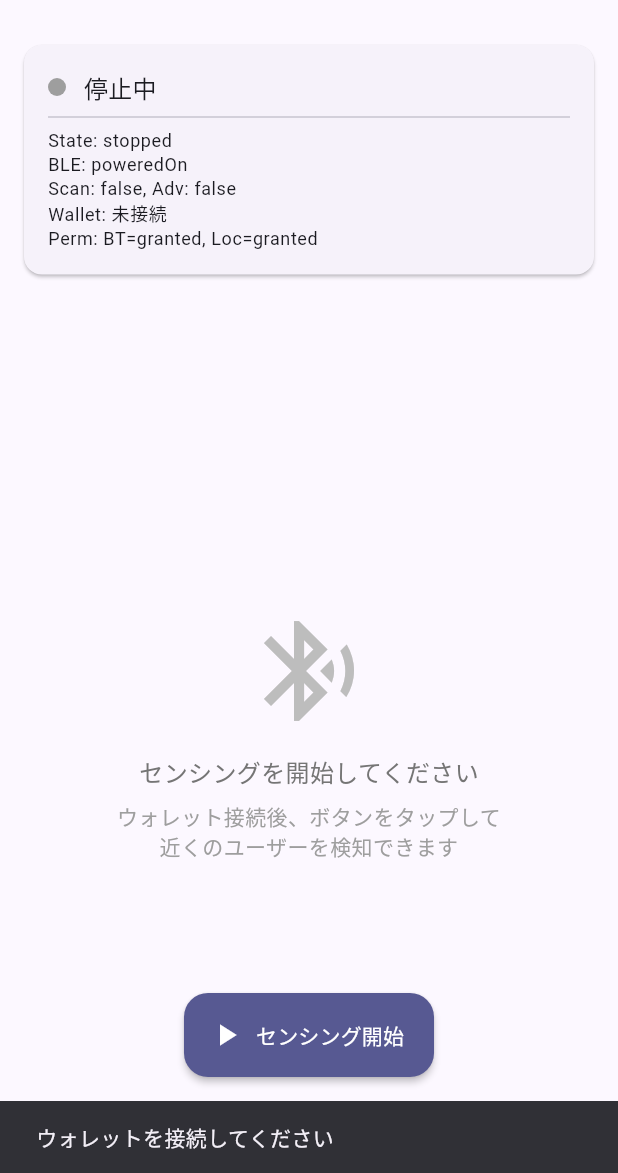
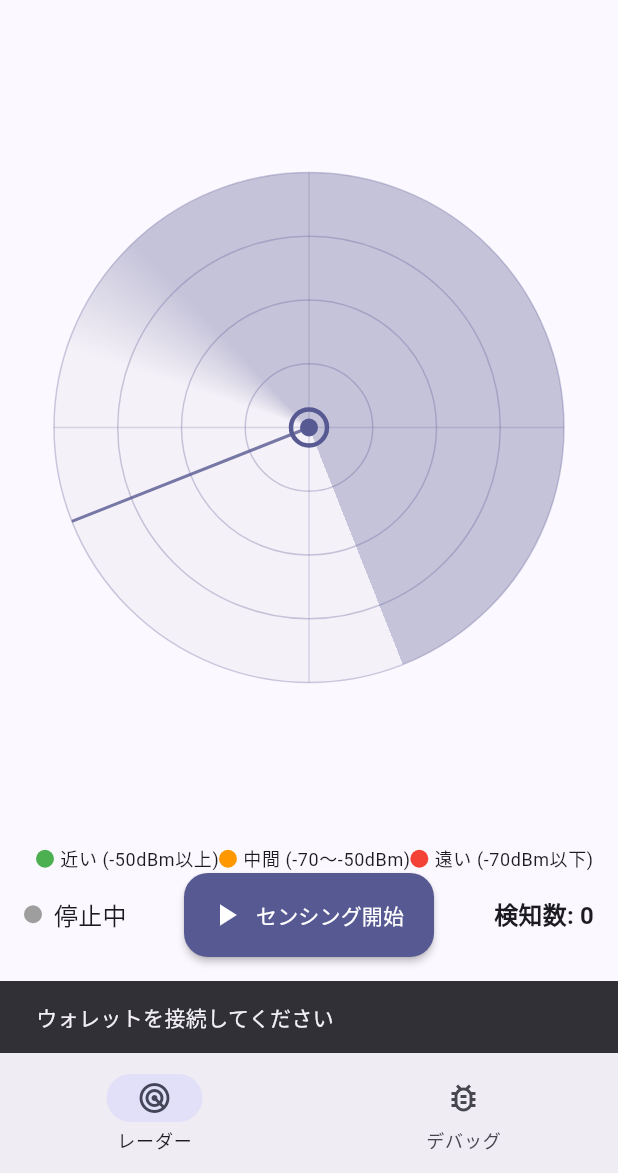
Before and after one commit to levarac/beid, a Flutter app: the screen it shows after launch, after a tap on "センシング開始", on a phone screen of 412 x 824 dp, the part 63-1236 px from its top. Run offline on Flutter 3.47's test engine with Material 3 defaults, Android fonts, the phone set to English and light mode, and no system bars; our stand-ins replace dio, flutter_dotenv, flutter_riverpod, hive_ce, hive_ce_flutter, permission_handler and 1 more; missing offline and left inert: barnard, reown_appkit; accounts and stored records are empty; generated files the repository leaves out were written again.

Commit message:
feat: Add radar visualization UI
- Create RadarPainter for drawing concentric circles and detected users
- Create RadarView with animated scan line effect
- Add bottom navigation to switch between Radar and Debug views
- Position users based on RSSI (signal strength) - closer = center
- Color code users by signal strength (green/orange/red)
- Fix permission flow to continue sensing after granting permissions

🤖 Generated with [Claude Code](https://claude.com/claude-code)

Co-Authored-By: Claude Opus 4.5 <noreply@anthropic.com>

```diff
--- a/lib/ui/screens/home_screen.dart
+++ b/lib/ui/screens/home_screen.dart
@@ -5,6 +5,7 @@ import '../../services/ble/ble_service.dart';
 import '../../services/permission/permission_service.dart';
 import '../../services/wallet/wallet_service.dart';
 import '../widgets/detected_users_list.dart';
+import '../widgets/radar/radar_view.dart';
 import '../widgets/sensing_button.dart';
 import '../widgets/wallet_button.dart';
 import 'history_screen.dart';
@@ -18,6 +19,8 @@ class HomeScreen extends ConsumerStatefulWidget {
 }
 
 class _HomeScreenState extends ConsumerState<HomeScreen> {
+  int _currentIndex = 0;
+
   @override
   void initState() {
     super.initState();
@@ -41,16 +44,22 @@ class _HomeScreenState extends ConsumerState<HomeScreen> {
     if (!permissionState.allGranted) {
       final result =
           await ref.read(permissionServiceProvider.notifier).requestBlePermissions();
-      result.fold(
-        onSuccess: (_) {},
+
+      final permissionGranted = result.fold(
+        onSuccess: (_) => true,
         onFailure: (error) {
           _showSnackBar(error.message);
           if (permissionState.anyPermanentlyDenied) {
             _showPermissionSettingsDialog();
           }
+          return false;
         },
       );
-      return;
+
+      if (!permissionGranted) {
+        return;
+      }
+      // パーミッション許可後、センシングに進む
     }
 
     // センシングをトグル
@@ -102,7 +111,6 @@ class _HomeScreenState extends ConsumerState<HomeScreen> {
   Widget build(BuildContext context) {
     final bleState = ref.watch(bleServiceProvider);
     final walletState = ref.watch(walletServiceProvider);
-    final permissionState = ref.watch(permissionServiceProvider);
 
     return Scaffold(
       appBar: AppBar(
@@ -127,19 +135,7 @@ class _HomeScreenState extends ConsumerState<HomeScreen> {
           ),
         ],
       ),
-      body: Column(
-        children: [
-          // ステータス表示
-          _buildStatusCard(bleState, walletState, permissionState),
-
-          // 検知ユーザー一覧
-          Expanded(
-            child: bleState.isSensing
-                ? DetectedUsersList(detectedUsers: bleState.detectedUsers)
-                : const _EmptyState(),
-          ),
-        ],
-      ),
+      body: _buildBody(bleState),
       floatingActionButton: SensingButton(
         isSensing: bleState.isSensing,
         isLoading: bleState.sensingState == SensingState.starting ||
@@ -147,6 +143,56 @@ class _HomeScreenState extends ConsumerState<HomeScreen> {
         onPressed: _handleSensingToggle,
       ),
       floatingActionButtonLocation: FloatingActionButtonLocation.centerFloat,
+      bottomNavigationBar: NavigationBar(
+        selectedIndex: _currentIndex,
+        onDestinationSelected: (index) {
+          setState(() {
+            _currentIndex = index;
+          });
+        },
+        destinations: const [
+          NavigationDestination(
+            icon: Icon(Icons.radar),
+            selectedIcon: Icon(Icons.radar),
+            label: 'レーダー',
+          ),
+          NavigationDestination(
+            icon: Icon(Icons.bug_report_outlined),
+            selectedIcon: Icon(Icons.bug_report),
+            label: 'デバッグ',
+          ),
+        ],
+      ),
+    );
+  }
+
+  Widget _buildBody(BleServiceState bleState) {
+    switch (_currentIndex) {
+      case 0:
+        return const RadarView();
+      case 1:
+        return _buildDebugView(bleState);
+      default:
+        return const RadarView();
+    }
+  }
+
+  Widget _buildDebugView(BleServiceState bleState) {
+    final walletState = ref.watch(walletServiceProvider);
+    final permissionState = ref.watch(permissionServiceProvider);
+
+    return Column(
+      children: [
+        // ステータス表示
+        _buildStatusCard(bleState, walletState, permissionState),
+
+        // 検知ユーザー一覧
+        Expanded(
+          child: bleState.isSensing
+              ? DetectedUsersList(detectedUsers: bleState.detectedUsers)
+              : const _EmptyState(),
+        ),
+      ],
     );
   }
 
--- /dev/null
+++ b/lib/ui/widgets/radar/radar_painter.dart
@@ -0,0 +1,203 @@
+import 'dart:math';
+
+import 'package:flutter/material.dart';
+
+import '../../../services/ble/ble_service.dart';
+
+/// レーダー描画用のCustomPainter
+class RadarPainter extends CustomPainter {
+  RadarPainter({
+    required this.detectedUsers,
+    required this.scanAngle,
+    required this.primaryColor,
+    required this.backgroundColor,
+  });
+
+  final Set<DetectedUser> detectedUsers;
+  final double scanAngle; // 0-2π のスキャン線角度
+  final Color primaryColor;
+  final Color backgroundColor;
+
+  // RSSI範囲の定義
+  static const double rssiMin = -90.0; // 遠い
+  static const double rssiMax = -30.0; // 近い
+
+  @override
+  void paint(Canvas canvas, Size size) {
+    final center = Offset(size.width / 2, size.height / 2);
+    final maxRadius = min(size.width, size.height) / 2 - 20;
+
+    // 背景を描画
+    _drawBackground(canvas, center, maxRadius);
+
+    // 同心円を描画
+    _drawConcentricCircles(canvas, center, maxRadius);
+
+    // スキャン線を描画
+    _drawScanLine(canvas, center, maxRadius);
+
+    // 中心点（自分）を描画
+    _drawCenterPoint(canvas, center);
+
+    // 検知ユーザーを描画
+    _drawDetectedUsers(canvas, center, maxRadius);
+  }
+
+  void _drawBackground(Canvas canvas, Offset center, double maxRadius) {
+    final paint = Paint()
+      ..color = backgroundColor.withValues(alpha: 0.3)
+      ..style = PaintingStyle.fill;
+    canvas.drawCircle(center, maxRadius, paint);
+  }
+
+  void _drawConcentricCircles(Canvas canvas, Offset center, double maxRadius) {
+    final paint = Paint()
+      ..color = primaryColor.withValues(alpha: 0.3)
+      ..style = PaintingStyle.stroke
+      ..strokeWidth = 1.0;
+
+    // 4つの同心円を描画
+    for (int i = 1; i <= 4; i++) {
+      final radius = maxRadius * i / 4;
+      canvas.drawCircle(center, radius, paint);
+    }
+
+    // 十字線を描画
+    final crossPaint = Paint()
+      ..color = primaryColor.withValues(alpha: 0.2)
+      ..style = PaintingStyle.stroke
+      ..strokeWidth = 1.0;
+
+    canvas.drawLine(
+      Offset(center.dx - maxRadius, center.dy),
+      Offset(center.dx + maxRadius, center.dy),
+      crossPaint,
+    );
+    canvas.drawLine(
+      Offset(center.dx, center.dy - maxRadius),
+      Offset(center.dx, center.dy + maxRadius),
+      crossPaint,
+    );
+  }
+
+  void _drawScanLine(Canvas canvas, Offset center, double maxRadius) {
+    // スキャン線のグラデーション
+    final sweepGradient = SweepGradient(
+      center: Alignment.center,
+      startAngle: scanAngle - 0.5,
+      endAngle: scanAngle,
+      colors: [
+        primaryColor.withValues(alpha: 0.0),
+        primaryColor.withValues(alpha: 0.3),
+      ],
+      stops: const [0.0, 1.0],
+      transform: GradientRotation(scanAngle - pi / 2),
+    );
+
+    final sweepPaint = Paint()
+      ..shader = sweepGradient.createShader(
+        Rect.fromCircle(center: center, radius: maxRadius),
+      );
+
+    canvas.drawCircle(center, maxRadius, sweepPaint);
+
+    // スキャン線
+    final linePaint = Paint()
+      ..color = primaryColor.withValues(alpha: 0.8)
+      ..style = PaintingStyle.stroke
+      ..strokeWidth = 2.0;
+
+    final endPoint = Offset(
+      center.dx + maxRadius * cos(scanAngle),
+      center.dy + maxRadius * sin(scanAngle),
+    );
+    canvas.drawLine(center, endPoint, linePaint);
+  }
+
+  void _drawCenterPoint(Canvas canvas, Offset center) {
+    // 外側の円
+    final outerPaint = Paint()
+      ..color = primaryColor
+      ..style = PaintingStyle.stroke
+      ..strokeWidth = 3.0;
+    canvas.drawCircle(center, 12, outerPaint);
+
+    // 内側の塗りつぶし
+    final innerPaint = Paint()
+      ..color = primaryColor
+      ..style = PaintingStyle.fill;
+    canvas.drawCircle(center, 6, innerPaint);
+  }
+
+  void _drawDetectedUsers(Canvas canvas, Offset center, double maxRadius) {
+    for (final user in detectedUsers) {
+      final position = _calculateUserPosition(user, center, maxRadius);
+      final color = _getColorForRssi(user.rssi);
+
+      // ユーザーの点を描画
+      final paint = Paint()
+        ..color = color
+        ..style = PaintingStyle.fill;
+
+      // グロー効果
+      final glowPaint = Paint()
+        ..color = color.withValues(alpha: 0.3)
+        ..style = PaintingStyle.fill
+        ..maskFilter = const MaskFilter.blur(BlurStyle.normal, 8);
+      canvas.drawCircle(position, 12, glowPaint);
+
+      // メインの点
+      canvas.drawCircle(position, 8, paint);
+
+      // 枠線
+      final borderPaint = Paint()
+        ..color = Colors.white
+        ..style = PaintingStyle.stroke
+        ..strokeWidth = 2.0;
+      canvas.drawCircle(position, 8, borderPaint);
+    }
+  }
+
+  Offset _calculateUserPosition(DetectedUser user, Offset center, double maxRadius) {
+    // RSSIから距離（0-1の範囲）を計算
+    final normalizedDistance = _rssiToDistance(user.rssi);
+
+    // displayIdからハッシュを生成して角度を決定（固定位置）
+    final angle = _displayIdToAngle(user.displayId);
+
+    // 位置を計算
+    final distance = normalizedDistance * maxRadius * 0.9; // 外周の90%まで
+    return Offset(
+      center.dx + distance * cos(angle),
+      center.dy + distance * sin(angle),
+    );
+  }
+
+  double _rssiToDistance(int rssi) {
+    // RSSIを0-1の距離に変換（近い=0, 遠い=1）
+    final clampedRssi = rssi.clamp(rssiMin, rssiMax);
+    return 1 - (clampedRssi - rssiMin) / (rssiMax - rssiMin);
+  }
+
+  double _displayIdToAngle(String displayId) {
+    // displayIdのハッシュから角度を計算
+    int hash = 0;
+    for (int i = 0; i < displayId.length; i++) {
+      hash = displayId.codeUnitAt(i) + ((hash << 5) - hash);
+    }
+    return (hash % 360) * pi / 180;
+  }
+
+  Color _getColorForRssi(int rssi) {
+    // RSSIに応じた色を返す
+    if (rssi >= -50) return Colors.green;
+    if (rssi >= -70) return Colors.orange;
+    return Colors.red;
+  }
+
+  @override
+  bool shouldRepaint(covariant RadarPainter oldDelegate) {
+    return oldDelegate.detectedUsers != detectedUsers ||
+        oldDelegate.scanAngle != scanAngle;
+  }
+}
--- /dev/null
+++ b/lib/ui/widgets/radar/radar_view.dart
@@ -0,0 +1,148 @@
+import 'dart:math';
+
+import 'package:flutter/material.dart';
+import 'package:flutter_riverpod/flutter_riverpod.dart';
+
+import '../../../services/ble/ble_service.dart';
+import 'radar_painter.dart';
+
+/// レーダービューウィジェット
+class RadarView extends ConsumerStatefulWidget {
+  const RadarView({super.key});
+
+  @override
+  ConsumerState<RadarView> createState() => _RadarViewState();
+}
+
+class _RadarViewState extends ConsumerState<RadarView>
+    with SingleTickerProviderStateMixin {
+  late AnimationController _animationController;
+
+  @override
+  void initState() {
+    super.initState();
+    _animationController = AnimationController(
+      vsync: this,
+      duration: const Duration(seconds: 3),
+    )..repeat();
+  }
+
+  @override
+  void dispose() {
+    _animationController.dispose();
+    super.dispose();
+  }
+
+  @override
+  Widget build(BuildContext context) {
+    final bleState = ref.watch(bleServiceProvider);
+    final theme = Theme.of(context);
+    final primaryColor = theme.colorScheme.primary;
+
+    return Stack(
+      children: [
+        // レーダー表示エリア（タッチイベントを無視）
+        Positioned.fill(
+          child: IgnorePointer(
+            child: Column(
+              children: [
+                Expanded(
+                  child: Padding(
+                    padding: const EdgeInsets.all(16.0),
+                    child: AnimatedBuilder(
+                      animation: _animationController,
+                      builder: (context, child) {
+                        return CustomPaint(
+                          painter: RadarPainter(
+                            detectedUsers: bleState.detectedUsers,
+                            scanAngle: _animationController.value * 2 * pi,
+                            primaryColor: primaryColor,
+                            backgroundColor: theme.colorScheme.surfaceContainerHighest,
+                          ),
+                          size: Size.infinite,
+                        );
+                      },
+                    ),
+                  ),
+                ),
+                // 距離の凡例
+                _buildLegend(context),
+                // ステータスバー
+                _buildStatusBar(context, bleState),
+              ],
+            ),
+          ),
+        ),
+      ],
+    );
+  }
+
+  Widget _buildLegend(BuildContext context) {
+    return Padding(
+      padding: const EdgeInsets.symmetric(horizontal: 24.0, vertical: 8.0),
+      child: Row(
+        mainAxisAlignment: MainAxisAlignment.spaceEvenly,
+        children: [
+          _buildLegendItem(context, Colors.green, '近い (-50dBm以上)'),
+          _buildLegendItem(context, Colors.orange, '中間 (-70〜-50dBm)'),
+          _buildLegendItem(context, Colors.red, '遠い (-70dBm以下)'),
+        ],
+      ),
+    );
+  }
+
+  Widget _buildLegendItem(BuildContext context, Color color, String label) {
+    return Row(
+      mainAxisSize: MainAxisSize.min,
+      children: [
+        Container(
+          width: 12,
+          height: 12,
+          decoration: BoxDecoration(
+            color: color,
+            shape: BoxShape.circle,
+          ),
+        ),
+        const SizedBox(width: 4),
+        Text(
+          label,
+          style: Theme.of(context).textTheme.bodySmall,
+        ),
+      ],
+    );
+  }
+
+  Widget _buildStatusBar(BuildContext context, BleServiceState bleState) {
+    return Container(
+      padding: const EdgeInsets.fromLTRB(16, 8, 16, 80), // FAB用のスペースを確保
+      child: Row(
+        mainAxisAlignment: MainAxisAlignment.spaceBetween,
+        children: [
+          Row(
+            children: [
+              Container(
+                width: 12,
+                height: 12,
+                decoration: BoxDecoration(
+                  color: bleState.isSensing ? Colors.green : Colors.grey,
+                  shape: BoxShape.circle,
+                ),
+              ),
+              const SizedBox(width: 8),
+              Text(
+                bleState.isSensing ? 'センシング中' : '停止中',
+                style: Theme.of(context).textTheme.titleMedium,
+              ),
+            ],
+          ),
+          Text(
+            '検知数: ${bleState.detectedUsers.length}',
+            style: Theme.of(context).textTheme.titleMedium?.copyWith(
+                  fontWeight: FontWeight.bold,
+                ),
+          ),
+        ],
+      ),
+    );
+  }
+}
```
